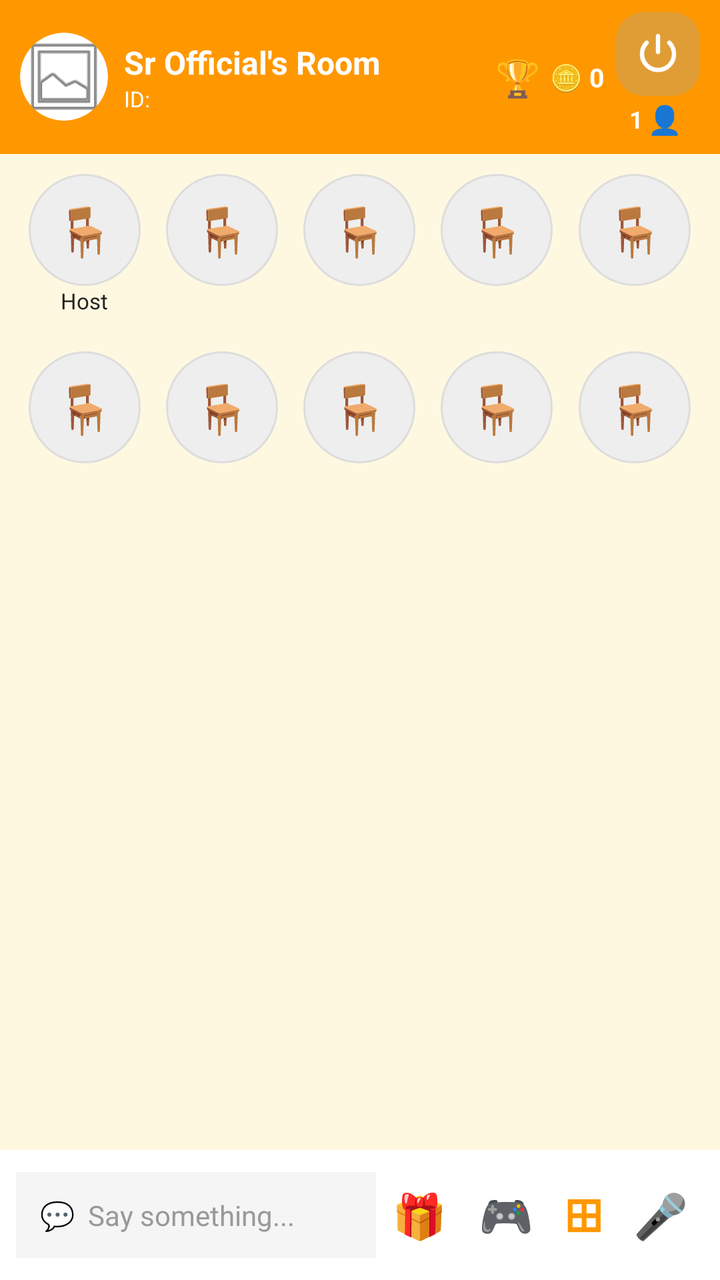
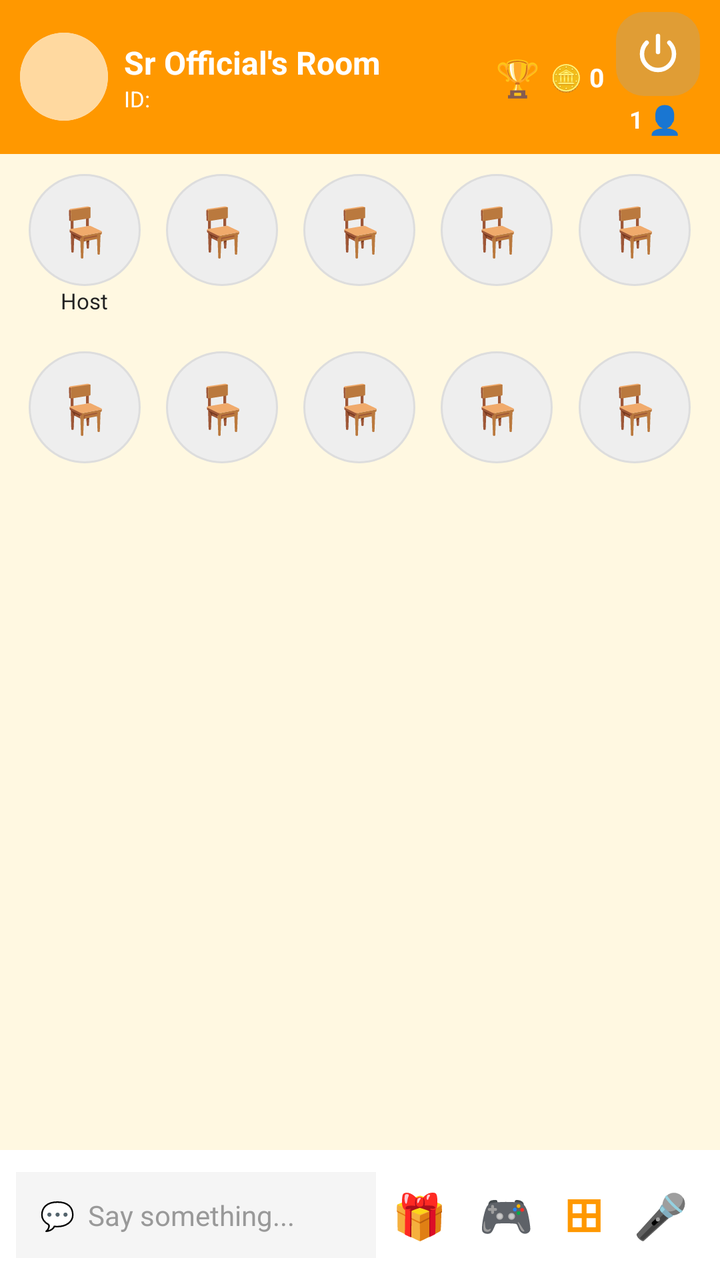

Two renders of the same Android screen: before a commit and after it. Below are the layout's source before the change and the commit's diff.
<!-- AndroidManifest.xml: activity theme Theme.SRVoiceChat -->
<!-- res/layout/activity_voice_room.xml -->
<?xml version="1.0" encoding="utf-8"?>
<LinearLayout xmlns:android="http://schemas.android.com/apk/res/android"
    xmlns:app="http://schemas.android.com/apk/res-auto"
    android:layout_width="match_parent"
    android:layout_height="match_parent"
    android:orientation="vertical"
    android:background="#FFF8E1">
    <LinearLayout android:layout_width="match_parent" android:layout_height="wrap_content" android:orientation="horizontal" android:gravity="center_vertical" android:background="#FF9800" android:paddingStart="10dp" android:paddingEnd="10dp" android:paddingTop="6dp" android:paddingBottom="6dp">
        <androidx.cardview.widget.CardView android:layout_width="44dp" android:layout_height="44dp" app:cardCornerRadius="22dp" app:cardElevation="0dp">
            <ImageView android:id="@+id/roomHeaderProfileImg" android:layout_width="match_parent" android:layout_height="match_parent" android:scaleType="centerCrop" android:src="@android:drawable/ic_menu_gallery" />
        </androidx.cardview.widget.CardView>
        <LinearLayout android:layout_width="0dp" android:layout_height="wrap_content" android:layout_weight="1" android:orientation="vertical" android:paddingStart="8dp">
            <TextView android:id="@+id/roomTitleText" android:layout_width="wrap_content" android:layout_height="wrap_content" android:text="Sr Official's Room" android:textColor="#FFFFFF" android:textSize="16sp" android:textStyle="bold" />
            <TextView android:id="@+id/roomInfoText" android:layout_width="wrap_content" android:layout_height="wrap_content" android:text="ID: " android:textColor="#FFFFFF" android:textSize="11sp" />
            <TextView android:id="@+id/tvRoomName" android:layout_width="wrap_content" android:layout_height="wrap_content" android:text="Voice Room" android:visibility="gone" />
            <TextView android:id="@+id/tvRoomId" android:layout_width="wrap_content" android:layout_height="wrap_content" android:text="Room ID: " android:visibility="gone" />
            <TextView android:id="@+id/tvMyIdInRoom" android:layout_width="wrap_content" android:layout_height="wrap_content" android:text="আমার ID: " android:visibility="gone" />
        </LinearLayout>
        <TextView android:id="@+id/btnInRoomRanking" android:layout_width="wrap_content" android:layout_height="wrap_content" android:text="🏆" android:textSize="18sp" android:padding="3dp" />
        <TextView android:id="@+id/textRoomCoins" android:layout_width="wrap_content" android:layout_height="wrap_content" android:text="🪙 0" android:textColor="#FFFFFF" android:textSize="13sp" android:textStyle="bold" android:paddingStart="2dp" android:paddingEnd="6dp" />
        <LinearLayout android:layout_width="wrap_content" android:layout_height="wrap_content" android:orientation="vertical" android:gravity="center">
            <ImageButton
                android:id="@+id/btnPower"
                android:layout_width="42dp"
                android:layout_height="42dp"
                android:background="@drawable/bg_power_button"
                android:src="@drawable/ic_power_white"
                android:scaleType="centerInside"
                android:padding="9dp" />
            <LinearLayout android:layout_width="wrap_content" android:layout_height="wrap_content" android:orientation="horizontal" android:gravity="center_vertical">
                <TextView android:id="@+id/textOnlineCount" android:layout_width="wrap_content" android:layout_height="wrap_content" android:text="1" android:textColor="#FFFFFF" android:textSize="12sp" android:textStyle="bold" />
                <TextView android:id="@+id/btnOnlineList" android:layout_width="wrap_content" android:layout_height="wrap_content" android:text="👤" android:textSize="14sp" android:padding="2dp" />
            </LinearLayout>
        </LinearLayout>
    </LinearLayout>
    <TextView android:id="@+id/roomNoticeBarText" android:layout_width="match_parent" android:layout_height="wrap_content" android:visibility="gone" android:background="#FFF3CD" android:textColor="#3E2F00" android:textSize="13sp" android:padding="8dp" />
    <LinearLayout android:id="@+id/layoutOwnerTools" android:layout_width="match_parent" android:layout_height="wrap_content" android:orientation="horizontal" android:visibility="gone">
        <Button android:id="@+id/btnRoomSet" android:layout_width="0dp" android:layout_height="wrap_content" android:layout_weight="1" android:text="Room Set" />
        <Button android:id="@+id/btnRoomEdit" android:layout_width="0dp" android:layout_height="wrap_content" android:layout_weight="1" android:text="Edit Room" />
    </LinearLayout>
    <androidx.recyclerview.widget.RecyclerView android:id="@+id/rvOnline" android:layout_width="match_parent" android:layout_height="wrap_content" android:visibility="gone" />
    <LinearLayout android:layout_width="match_parent" android:layout_height="wrap_content" android:orientation="horizontal" android:weightSum="5" android:paddingTop="6dp" android:paddingStart="8dp" android:paddingEnd="8dp" android:paddingBottom="2dp">
        <LinearLayout android:id="@+id/seat_0" android:layout_width="0dp" android:layout_height="wrap_content" android:layout_weight="1" android:orientation="vertical" android:gravity="center" android:padding="4dp"><TextView android:id="@+id/seatImg_0" android:layout_width="56dp" android:layout_height="56dp" android:text="🪑" android:textSize="24sp" android:gravity="center" android:background="@drawable/circle_seat_bg" /><TextView android:layout_width="wrap_content" android:layout_height="wrap_content" android:text="Host" android:textSize="11sp" android:textColor="#222222" /></LinearLayout>
        <LinearLayout android:id="@+id/seat_1" android:layout_width="0dp" android:layout_height="wrap_content" android:layout_weight="1" android:orientation="vertical" android:gravity="center" android:padding="4dp"><TextView android:id="@+id/seatImg_1" android:layout_width="56dp" android:layout_height="56dp" android:text="🪑" android:textSize="24sp" android:gravity="center" android:background="@drawable/circle_seat_bg" /><TextView android:layout_width="wrap_content" android:layout_height="wrap_content" android:text="" android:textSize="11sp" android:textColor="#222222" /></LinearLayout>
        <LinearLayout android:id="@+id/seat_2" android:layout_width="0dp" android:layout_height="wrap_content" android:layout_weight="1" android:orientation="vertical" android:gravity="center" android:padding="4dp"><TextView android:id="@+id/seatImg_2" android:layout_width="56dp" android:layout_height="56dp" android:text="🪑" android:textSize="24sp" android:gravity="center" android:background="@drawable/circle_seat_bg" /><TextView android:layout_width="wrap_content" android:layout_height="wrap_content" android:text="" android:textSize="11sp" android:textColor="#222222" /></LinearLayout>
        <LinearLayout android:id="@+id/seat_3" android:layout_width="0dp" android:layout_height="wrap_content" android:layout_weight="1" android:orientation="vertical" android:gravity="center" android:padding="4dp"><TextView android:id="@+id/seatImg_3" android:layout_width="56dp" android:layout_height="56dp" android:text="🪑" android:textSize="24sp" android:gravity="center" android:background="@drawable/circle_seat_bg" /><TextView android:layout_width="wrap_content" android:layout_height="wrap_content" android:text="" android:textSize="11sp" android:textColor="#222222" /></LinearLayout>
        <LinearLayout android:id="@+id/seat_4" android:layout_width="0dp" android:layout_height="wrap_content" android:layout_weight="1" android:orientation="vertical" android:gravity="center" android:padding="4dp"><TextView android:id="@+id/seatImg_4" android:layout_width="56dp" android:layout_height="56dp" android:text="🪑" android:textSize="24sp" android:gravity="center" android:background="@drawable/circle_seat_bg" /><TextView android:layout_width="wrap_content" android:layout_height="wrap_content" android:text="" android:textSize="11sp" android:textColor="#222222" /></LinearLayout>
    </LinearLayout>
    <LinearLayout android:layout_width="match_parent" android:layout_height="wrap_content" android:orientation="horizontal" android:weightSum="5" android:padding="8dp">
        <LinearLayout android:id="@+id/seat_5" android:layout_width="0dp" android:layout_height="wrap_content" android:layout_weight="1" android:orientation="vertical" android:gravity="center" android:padding="4dp"><TextView android:id="@+id/seatImg_5" android:layout_width="56dp" android:layout_height="56dp" android:text="🪑" android:textSize="24sp" android:gravity="center" android:background="@drawable/circle_seat_bg" /><TextView android:layout_width="wrap_content" android:layout_height="wrap_content" android:text="" android:textSize="11sp" android:textColor="#222222" /></LinearLayout>
        <LinearLayout android:id="@+id/seat_6" android:layout_width="0dp" android:layout_height="wrap_content" android:layout_weight="1" android:orientation="vertical" android:gravity="center" android:padding="4dp"><TextView android:id="@+id/seatImg_6" android:layout_width="56dp" android:layout_height="56dp" android:text="🪑" android:textSize="24sp" android:gravity="center" android:background="@drawable/circle_seat_bg" /><TextView android:layout_width="wrap_content" android:layout_height="wrap_content" android:text="" android:textSize="11sp" android:textColor="#222222" /></LinearLayout>
        <LinearLayout android:id="@+id/seat_7" android:layout_width="0dp" android:layout_height="wrap_content" android:layout_weight="1" android:orientation="vertical" android:gravity="center" android:padding="4dp"><TextView android:id="@+id/seatImg_7" android:layout_width="56dp" android:layout_height="56dp" android:text="🪑" android:textSize="24sp" android:gravity="center" android:background="@drawable/circle_seat_bg" /><TextView android:layout_width="wrap_content" android:layout_height="wrap_content" android:text="" android:textSize="11sp" android:textColor="#222222" /></LinearLayout>
        <LinearLayout android:id="@+id/seat_8" android:layout_width="0dp" android:layout_height="wrap_content" android:layout_weight="1" android:orientation="vertical" android:gravity="center" android:padding="4dp"><TextView android:id="@+id/seatImg_8" android:layout_width="56dp" android:layout_height="56dp" android:text="🪑" android:textSize="24sp" android:gravity="center" android:background="@drawable/circle_seat_bg" /><TextView android:layout_width="wrap_content" android:layout_height="wrap_content" android:text="" android:textSize="11sp" android:textColor="#222222" /></LinearLayout>
        <LinearLayout android:id="@+id/seat_9" android:layout_width="0dp" android:layout_height="wrap_content" android:layout_weight="1" android:orientation="vertical" android:gravity="center" android:padding="4dp"><TextView android:id="@+id/seatImg_9" android:layout_width="56dp" android:layout_height="56dp" android:text="🪑" android:textSize="24sp" android:gravity="center" android:background="@drawable/circle_seat_bg" /><TextView android:layout_width="wrap_content" android:layout_height="wrap_content" android:text="" android:textSize="11sp" android:textColor="#222222" /></LinearLayout>
    </LinearLayout>
    <ScrollView android:id="@+id/chatScrollView" android:layout_width="match_parent" android:layout_height="0dp" android:layout_weight="1"><LinearLayout android:id="@+id/chatListContainer" android:layout_width="match_parent" android:layout_height="wrap_content" android:orientation="vertical" android:padding="8dp" /></ScrollView>
    <LinearLayout android:id="@+id/bottomBarContainer" android:layout_width="match_parent" android:layout_height="wrap_content" android:orientation="horizontal" android:gravity="center_vertical" android:background="#FFFFFF" android:padding="8dp">
        <TextView android:id="@+id/btnOpenChat" android:layout_width="0dp" android:layout_height="wrap_content" android:layout_weight="1" android:text="💬  Say something..." android:textColor="#999999" android:textSize="14sp" android:background="#F5F5F5" android:padding="12dp" />
        <TextView android:id="@+id/btnGiftBox" android:layout_width="wrap_content" android:layout_height="wrap_content" android:text="🎁" android:textSize="22sp" android:padding="8dp" />
        <TextView android:id="@+id/btnGame" android:layout_width="wrap_content" android:layout_height="wrap_content" android:text="🎮" android:textSize="22sp" android:padding="8dp" />
        <TextView android:id="@+id/btnRoomTools" android:layout_width="wrap_content" android:layout_height="wrap_content" android:text="⊞" android:textSize="24sp" android:textColor="#FF9800" android:textStyle="bold" android:padding="8dp" />
        <TextView android:id="@+id/btnMicToggle" android:layout_width="wrap_content" android:layout_height="wrap_content" android:text="🎤" android:textSize="22sp" android:padding="8dp" />
    </LinearLayout>
    <LinearLayout android:id="@+id/chatPopupBar" android:layout_width="match_parent" android:layout_height="wrap_content" android:orientation="horizontal" android:gravity="center_vertical" android:visibility="gone" android:background="#FFFFFF" android:padding="8dp">
        <EditText android:id="@+id/inputChatMessage" android:layout_width="0dp" android:layout_height="wrap_content" android:layout_weight="1" android:hint="Type message..." android:textSize="14sp" android:background="#F5F5F5" android:padding="12dp" />
        <TextView android:id="@+id/btnChatOption" android:layout_width="wrap_content" android:layout_height="wrap_content" android:text="Send" android:textColor="#FFFFFF" android:textStyle="bold" android:background="#FF9800" android:padding="12dp" />
    </LinearLayout>
</LinearLayout>
<!-- resources referenced by this layout -->
<resources>
  <!-- drawable bg_power_button (drawable) -->
  <?xml version="1.0" encoding="utf-8"?>
  <shape xmlns:android="http://schemas.android.com/apk/res/android"
      android:shape="rectangle">
      <corners android:radius="14dp" />
      <solid android:color="#4D9AAAB0" />
  </shape>
  <!-- drawable circle_seat_bg (drawable) -->
  <?xml version="1.0" encoding="utf-8"?>
  <shape xmlns:android="http://schemas.android.com/apk/res/android"
      android:shape="oval">
  
      <solid android:color="#EEEEEE" />
  
      <stroke
          android:width="1dp"
          android:color="#DDDDDD" />
  
      <size
          android:width="56dp"
          android:height="56dp" />
  
  </shape>
  <!-- drawable ic_power_white (drawable) -->
  <?xml version="1.0" encoding="utf-8"?>
  <vector xmlns:android="http://schemas.android.com/apk/res/android"
      android:width="24dp"
      android:height="24dp"
      android:viewportWidth="24"
      android:viewportHeight="24">
      <path
          android:strokeColor="#FFFFFF"
          android:strokeWidth="2.2"
          android:strokeLineCap="round"
          android:pathData="M12,3 L12,11" />
      <path
          android:fillColor="#00000000"
          android:strokeColor="#FFFFFF"
          android:strokeWidth="2.2"
          android:strokeLineCap="round"
          android:pathData="M17.66,6.34 A8,8 0 1,1 6.34,6.34" />
  </vector>
  <style name="Theme.SRVoiceChat" parent="Theme.Material3.DayNight.NoActionBar">
          <item name="colorPrimary">#FF4081</item>
          <item name="android:statusBarColor">#FF4081</item>
          <item name="android:windowLightStatusBar">true</item>
      </style>
</resources>

<!-- the commit's change to res/layout/activity_voice_room.xml (unified diff, before → after) -->
@@ -6,9 +6,14 @@
     android:orientation="vertical"
     android:background="#FFF8E1">
     <LinearLayout android:layout_width="match_parent" android:layout_height="wrap_content" android:orientation="horizontal" android:gravity="center_vertical" android:background="#FF9800" android:paddingStart="10dp" android:paddingEnd="10dp" android:paddingTop="6dp" android:paddingBottom="6dp">
-        <androidx.cardview.widget.CardView android:layout_width="44dp" android:layout_height="44dp" app:cardCornerRadius="22dp" app:cardElevation="0dp">
-            <ImageView android:id="@+id/roomHeaderProfileImg" android:layout_width="match_parent" android:layout_height="match_parent" android:scaleType="centerCrop" android:src="@android:drawable/ic_menu_gallery" />
-        </androidx.cardview.widget.CardView>
+        
+        
+        <FrameLayout android:layout_width="44dp" android:layout_height="44dp">
+            <androidx.cardview.widget.CardView android:layout_width="44dp" android:layout_height="44dp" app:cardCornerRadius="22dp" app:cardElevation="0dp">
+                <ImageView android:id="@+id/roomHeaderProfileImg" android:layout_width="match_parent" android:layout_height="match_parent" android:scaleType="centerCrop" android:background="#FFD9A0" />
+            </androidx.cardview.widget.CardView>
+            <ImageView android:id="@+id/roomHeaderHeadwearImg" android:layout_width="26dp" android:layout_height="26dp" android:layout_gravity="top|end" android:scaleType="centerCrop" android:visibility="gone" />
+        </FrameLayout>
         <LinearLayout android:layout_width="0dp" android:layout_height="wrap_content" android:layout_weight="1" android:orientation="vertical" android:paddingStart="8dp">
             <TextView android:id="@+id/roomTitleText" android:layout_width="wrap_content" android:layout_height="wrap_content" android:text="Sr Official's Room" android:textColor="#FFFFFF" android:textSize="16sp" android:textStyle="bold" />
             <TextView android:id="@+id/roomInfoText" android:layout_width="wrap_content" android:layout_height="wrap_content" android:text="ID: " android:textColor="#FFFFFF" android:textSize="11sp" />
